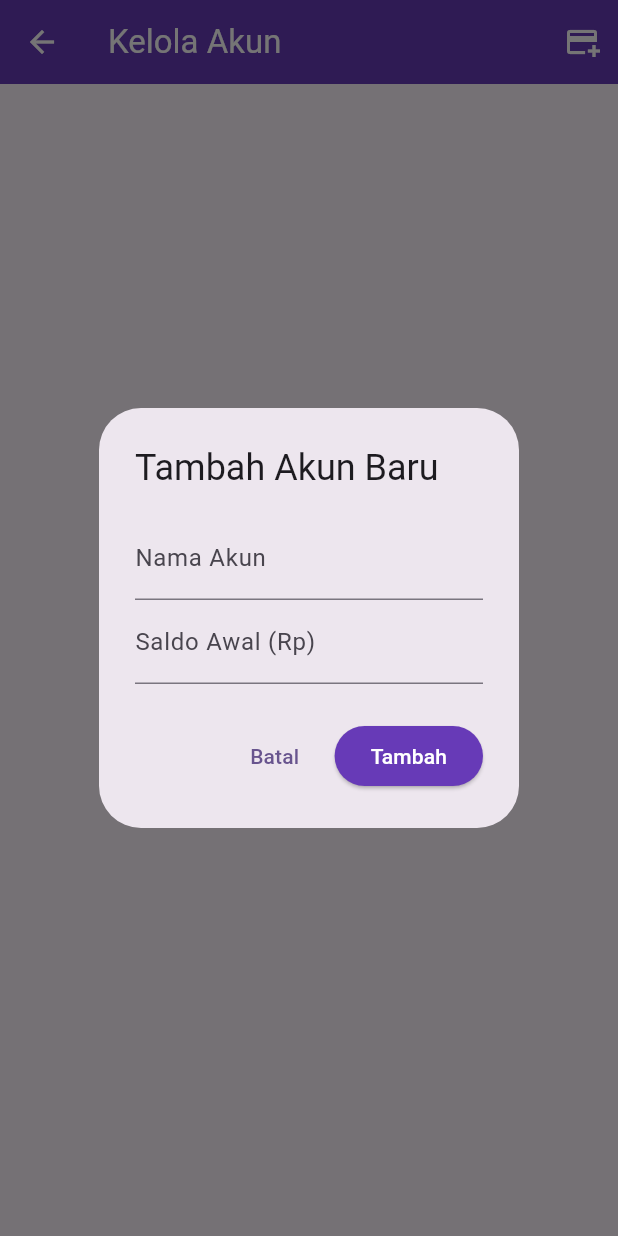
After one commit to alifian13/Flutter, a Flutter app: the ManageAccountsScreen screen opened directly, after a tap on the "add card" icon, on a phone screen of 412 x 824 dp. The commit adds this screen. Run offline on Flutter 3.47's test engine with Material 3 defaults, Android fonts, the phone set to English and light mode, and no system bars; our stand-ins replace csv, file_picker, hive, hive_flutter, permission_handler, shared_preferences; missing offline and left inert: notification_listener_service; accounts and stored records are empty.

Commit message:
episode 4

```diff
--- /dev/null
+++ b/lib/app/presentation/screens/manage_accounts_screen.dart
@@ -0,0 +1,117 @@
+import '../../data/local/models/account_model.dart';
+import '../../data/local/models/transaction_model.dart';
+import 'package:flutter/material.dart';
+import 'package:hive_flutter/hive_flutter.dart';
+
+class ManageAccountsScreen extends StatefulWidget {
+  const ManageAccountsScreen({super.key});
+
+  @override
+  State<ManageAccountsScreen> createState() => _ManageAccountsScreenState();
+}
+
+class _ManageAccountsScreenState extends State<ManageAccountsScreen> {
+  void _showAddAccountDialog() {
+    final nameController = TextEditingController();
+    final balanceController = TextEditingController();
+    final formKey = GlobalKey<FormState>();
+
+    showDialog(
+      context: context,
+      builder: (context) {
+        return AlertDialog(
+          title: const Text('Tambah Akun Baru'),
+          content: Form(
+            key: formKey,
+            child: Column(
+              mainAxisSize: MainAxisSize.min,
+              children: [
+                TextFormField(
+                  controller: nameController,
+                  decoration: const InputDecoration(labelText: 'Nama Akun'),
+                  validator: (v) => (v == null || v.isEmpty) ? 'Wajib diisi' : null,
+                ),
+                TextFormField(
+                  controller: balanceController,
+                  decoration: const InputDecoration(labelText: 'Saldo Awal (Rp)'),
+                  keyboardType: TextInputType.number,
+                  validator: (v) => (v == null || v.isEmpty) ? 'Wajib diisi' : null,
+                ),
+              ],
+            ),
+          ),
+          actions: [
+            TextButton(onPressed: () => Navigator.pop(context), child: const Text('Batal')),
+            ElevatedButton(
+              onPressed: () async {
+                if (formKey.currentState!.validate()) {
+                  final newAccount = Account()
+                    ..name = nameController.text
+                    ..initialBalance = double.parse(balanceController.text)
+                    ..icon = 'wallet';
+
+                  await Hive.box<Account>('accounts').add(newAccount);
+
+                  final newTransaction = Transaction()
+                    ..description = 'Saldo Awal'
+                    ..amount = newAccount.initialBalance
+                    ..date = DateTime.now()
+                    ..type = TransactionType.pemasukan
+                    ..account = newAccount;
+
+                  await Hive.box<Transaction>('transactions').add(newTransaction);
+
+                  if (mounted) Navigator.pop(context);
+                }
+              },
+              child: const Text('Tambah'),
+            ),
+          ],
+        );
+      },
+    );
+  }
+
+  @override
+  Widget build(BuildContext context) {
+    return Scaffold(
+      appBar: AppBar(
+        title: const Text('Kelola Akun'),
+        actions: [
+          IconButton(
+            icon: const Icon(Icons.add_card),
+            onPressed: _showAddAccountDialog,
+            tooltip: 'Tambah Akun',
+          ),
+        ],
+      ),
+      body: ValueListenableBuilder<Box<Account>>(
+        valueListenable: Hive.box<Account>('accounts').listenable(),
+        builder: (context, box, _) {
+          final accounts = box.values.toList();
+          if (accounts.isEmpty) {
+            return const Center(child: Text('Tidak ada akun.'));
+          }
+          return ListView.builder(
+            itemCount: accounts.length,
+            itemBuilder: (context, index) {
+              final account = accounts[index];
+              return ListTile(
+                leading: const Icon(Icons.account_balance_wallet_outlined),
+                title: Text(account.name),
+                trailing: IconButton(
+                  icon: const Icon(Icons.delete_outline, color: Colors.red),
+                  onPressed: () async {
+                    // Logika hapus bisa ditambahkan di sini,
+                    // perlu konfirmasi dan menghapus transaksi terkait.
+                    // Untuk saat ini, kita disable dulu.
+                  },
+                ),
+              );
+            },
+          );
+        },
+      ),
+    );
+  }
+}
--- a/lib/app/presentation/screens/settings_screen.dart
+++ b/lib/app/presentation/screens/settings_screen.dart
@@ -5,6 +5,7 @@ import 'package:flutter/material.dart';
 import 'package:hive_flutter/hive_flutter.dart';
 import 'package:file_picker/file_picker.dart';
 import '/core/utils/constants.dart';
+import '../screens/manage_accounts_screen.dart';
 
 class SettingsScreen extends StatefulWidget {
   const SettingsScreen({super.key});
@@ -39,7 +40,7 @@ class _SettingsScreenState extends State<SettingsScreen> {
     final transactionBox = Hive.box<Transaction>(kTransactionsBox);
     final transactions = transactionBox.values.toList();
     final fileService = FileService();
-    final filePath = await fileService.exportToCsv(transactions);
+    final filePath = await fileService.exportToCsv();
 
     if (mounted) Navigator.pop(context);
 
--- a/pubspec.yaml
+++ b/pubspec.yaml
@@ -48,6 +48,8 @@ dependencies:
   file_picker: ^10.2.0
   path_provider: ^2.1.5
   csv: ^6.0.0
+  share_plus: ^11.0.0
+  permission_handler: ^12.0.0+1
 
 dev_dependencies:
   flutter_test:
```
Also changed, not shown: lib/app/services/background_parser.dart (added, +41 -0 lines), lib/app/services/file_service.dart (+39 -21 lines), lib/app/services/notification_service.dart (+11 -7 lines), pubspec.lock, 5 other files.
